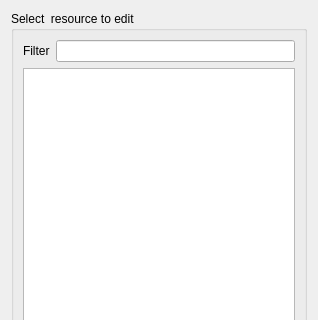
This is editor/gui/dlgopen.ui in ensisoft/detonator as Qt 5 draws it before an edit; both pictures show x 0 to 318 and y 0 to 320 of the 318 by 474 pixel window. The edited form follows.
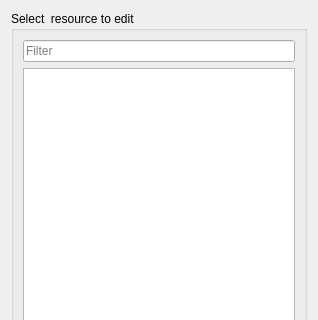
This is the edited form.

Commit message:
use placeholder text in QTextEdit and get rid of some labels
Use placeholder text in QTextEdit and get rid of some labels.

Patch:
```diff
--- a/editor/gui/dlgopen.ui
+++ b/editor/gui/dlgopen.ui
@@ -21,18 +21,11 @@
      </property>
      <layout class="QVBoxLayout" name="verticalLayout">
       <item>
-       <layout class="QHBoxLayout" name="horizontalLayout_2">
-        <item>
-         <widget class="QLabel" name="label">
-          <property name="text">
+       <widget class="QLineEdit" name="filter">
+        <property name="placeholderText">
            <string>Filter</string>
           </property>
          </widget>
-        </item>
-        <item>
-         <widget class="QLineEdit" name="filter"/>
-        </item>
-       </layout>
       </item>
       <item>
        <widget class="QListWidget" name="listWidget">
```
Lines whose indentation alone changed are shown as unchanged. The commit also changes 1 other file.
